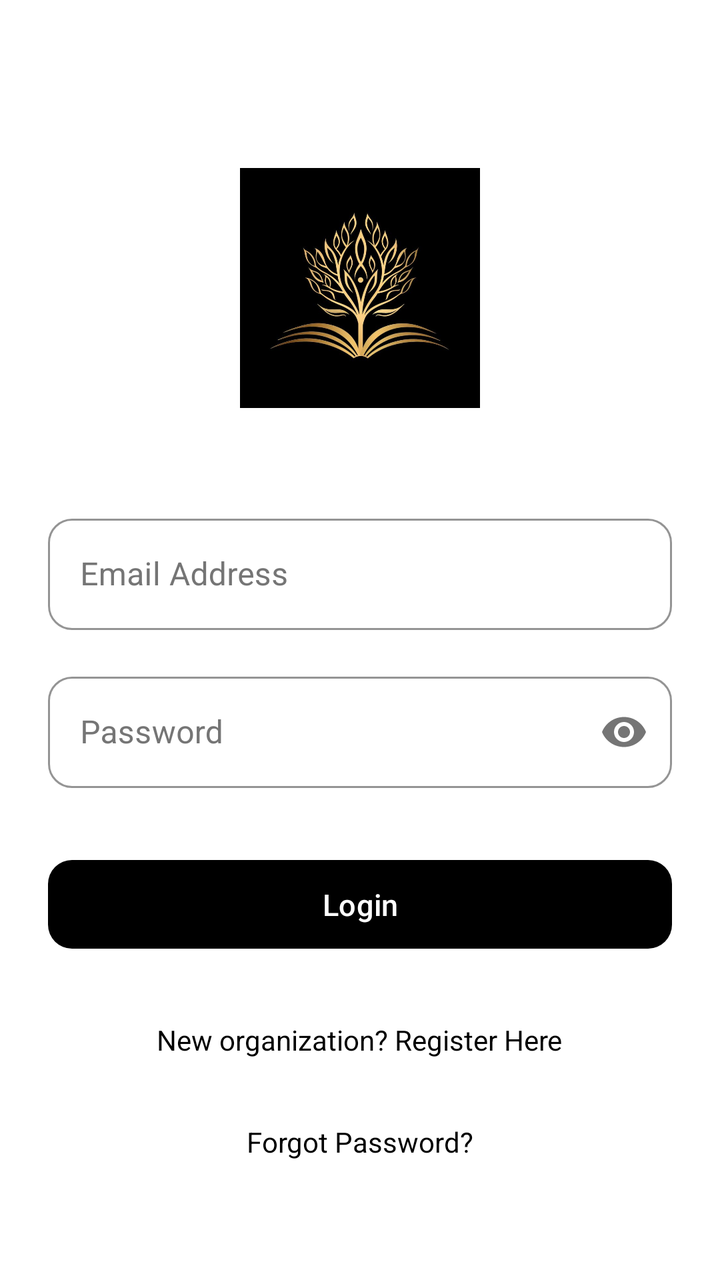
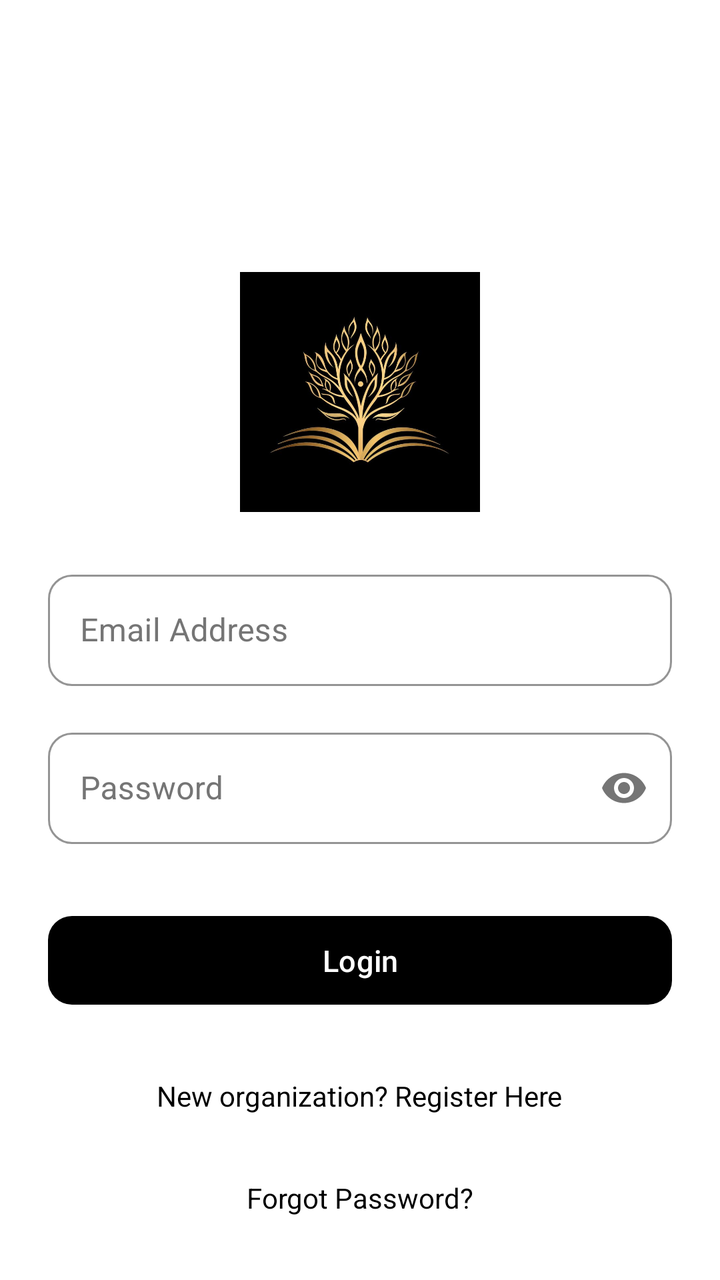

The first picture is an Android layout as it rendered before a commit; the second is the same layout after the commit. The layout source and the unified diff follow.
<!-- AndroidManifest.xml: application theme Theme.Madarsa_Attendance.PureMonochrome -->
<!-- res/layout/activity_login.xml -->
<?xml version="1.0" encoding="utf-8"?>
<androidx.coordinatorlayout.widget.CoordinatorLayout xmlns:android="http://schemas.android.com/apk/res/android"
    xmlns:app="http://schemas.android.com/apk/res-auto"
    xmlns:tools="http://schemas.android.com/tools"
    android:layout_width="match_parent"
    android:layout_height="match_parent"
    android:fitsSystemWindows="true"
    android:background="?attr/colorSurface"
    tools:context=".LoginActivity">

    <com.google.android.material.appbar.AppBarLayout
        android:layout_width="match_parent"
        android:layout_height="wrap_content"
        android:fitsSystemWindows="true"
        app:liftOnScroll="true" />

    <androidx.core.widget.NestedScrollView
        android:layout_width="match_parent"
        android:layout_height="match_parent"
        app:layout_behavior="@string/appbar_scrolling_view_behavior">

        <LinearLayout
            android:layout_width="match_parent"
            android:layout_height="wrap_content"
            android:orientation="vertical"
            android:padding="24dp"
            android:gravity="center_horizontal">

            <ImageView
                android:layout_width="120dp"
                android:layout_height="120dp"
                android:layout_marginTop="60dp"
                android:src="@drawable/logo"
                android:layout_marginBottom="24dp"
                android:contentDescription="App Logo" />

            
            <com.google.android.material.button.MaterialButtonToggleGroup
                android:id="@+id/toggleLoginAs"
                android:layout_width="wrap_content"
                android:layout_height="wrap_content"
                android:layout_marginBottom="24dp"
                app:singleSelection="true"
                app:checkedButton="@id/btnLoginAsAdmin">

                <Button
                    android:id="@+id/btnLoginAsAdmin"
                    style="?attr/materialButtonOutlinedStyle"
                    android:layout_width="wrap_content"
                    android:layout_height="wrap_content"
                    android:text="Admin" />

                <Button
                    android:id="@+id/btnLoginAsTeacher"
                    style="?attr/materialButtonOutlinedStyle"
                    android:layout_width="wrap_content"
                    android:layout_height="wrap_content"
                    android:text="Teacher" />
            </com.google.android.material.button.MaterialButtonToggleGroup>

            <com.google.android.material.textfield.TextInputLayout
                android:id="@+id/tilLoginEmail"
                style="@style/Widget.App.TextInputLayout.PureMonochrome.Outlined"
                android:layout_width="match_parent"
                android:layout_height="wrap_content"
                android:hint="Email Address">

                <com.google.android.material.textfield.TextInputEditText
                    android:id="@+id/etLoginEmail"
                    android:layout_width="match_parent"
                    android:layout_height="wrap_content"
                    android:inputType="textEmailAddress"
                    android:maxLines="1"/>
            </com.google.android.material.textfield.TextInputLayout>

            <com.google.android.material.textfield.TextInputLayout
                android:id="@+id/tilLoginPassword"
                style="@style/Widget.App.TextInputLayout.PureMonochrome.Outlined"
                android:layout_width="match_parent"
                android:layout_height="wrap_content"
                android:layout_marginTop="16dp"
                android:hint="Password"
                app:endIconMode="password_toggle">

                <com.google.android.material.textfield.TextInputEditText
                    android:id="@+id/etLoginPassword"
                    android:layout_width="match_parent"
                    android:layout_height="wrap_content"
                    android:inputType="textPassword"
                    android:maxLines="1"/>
            </com.google.android.material.textfield.TextInputLayout>

            <FrameLayout
                android:layout_width="match_parent"
                android:layout_height="wrap_content"
                android:layout_marginTop="32dp">

                <com.google.android.material.button.MaterialButton
                    android:id="@+id/btnLogin"
                    style="?attr/materialButtonStyle"
                    android:layout_width="match_parent"
                    android:layout_height="wrap_content"
                    android:text="Login"
                    android:paddingVertical="12dp"/>

                <ProgressBar
                    android:id="@+id/progressBarLogin"
                    style="?android:attr/progressBarStyle"
                    android:layout_width="32dp"
                    android:layout_height="32dp"
                    android:layout_gravity="center"
                    android:elevation="8dp"
                    android:indeterminateTint="?attr/colorOnPrimary"
                    android:visibility="gone" />
            </FrameLayout>

            <TextView
                android:id="@+id/tvGoToRegisterOrg"
                android:layout_width="wrap_content"
                android:layout_height="wrap_content"
                android:text="New organization? Register Here"
                android:layout_marginTop="24dp"
                android:padding="8dp"
                android:textColor="?attr/colorPrimary"
                android:clickable="true"
                android:focusable="true"
                android:background="?attr/selectableItemBackground"/>

            <TextView
                android:id="@+id/tvForgotPassword"
                android:layout_width="wrap_content"
                android:layout_height="wrap_content"
                android:text="Forgot Password?"
                android:layout_marginTop="16dp"
                android:padding="8dp"
                android:textColor="?attr/colorPrimary"
                android:clickable="true"
                android:focusable="true"
                android:background="?attr/selectableItemBackground"/>

        </LinearLayout>
    </androidx.core.widget.NestedScrollView>
</androidx.coordinatorlayout.widget.CoordinatorLayout>
<!-- resources referenced by this layout -->
<resources>
  <style name="Theme.Madarsa_Attendance.PureMonochrome" parent="Base.Theme.Madarsa_Attendance.PureMonochrome" />
  <color name="mono_palette_grey_borders">#FFDCDCDC</color>
  <color name="mono_palette_grey_secondary_text">#FF757575</color>
  <color name="bw_theme_primary">@color/mono_palette_black</color>
  <color name="bw_theme_onPrimary">@color/mono_palette_white</color>
  <color name="mono_palette_grey_dark_text">#FF212121</color>
  <color name="mono_palette_white">#FFFFFFFF</color>
  <color name="mono_palette_background_subtle_variant">#FFF0F0F0</color>
  <color name="mono_palette_grey_primary_text">#FF212121</color>
  <color name="mono_palette_grey_medium_text">#9E9E9E</color>
  <color name="mono_palette_black">#FF000000</color>
  <color name="bw_theme_error">@color/mono_palette_error</color>
  <color name="bw_theme_onError">@color/mono_palette_on_error</color>
  <color name="bw_theme_background">@color/mono_palette_white</color>
  <color name="bw_theme_onBackground">@color/mono_palette_grey_primary_text</color>
  <color name="bw_theme_surface">@color/mono_palette_white</color>
  <color name="bw_theme_onSurface">@color/mono_palette_grey_primary_text</color>
  <color name="bw_theme_surface_variant">@color/mono_palette_background_subtle</color>
  <color name="bw_theme_onSurfaceVariant">@color/mono_palette_grey_secondary_text</color>
  <color name="bw_theme_outline">@color/mono_palette_grey_borders</color>
  <style name="TextAppearance.App.PureMonochrome.TitleLarge" parent="TextAppearance.Material3.TitleLarge">
              <item name="android:textColor">?attr/colorOnSurface</item>
              <item name="fontFamily">sans-serif-medium</item>
          </style>
  <style name="TextAppearance.App.PureMonochrome.BodyLarge" parent="TextAppearance.Material3.BodyLarge">
              <item name="android:textColor">?attr/colorOnSurfaceVariant</item>
              <item name="fontFamily">sans-serif</item>
          </style>
  <style name="TextAppearance.App.PureMonochrome.BodyMedium" parent="TextAppearance.Material3.BodyMedium">
              <item name="android:textColor">?attr/colorOnSurfaceVariant</item>
              <item name="fontFamily">sans-serif</item>
          </style>
  <style name="TextAppearance.App.PureMonochrome.LabelLarge" parent="TextAppearance.Material3.LabelLarge">
              <item name="android:textColor">?attr/colorPrimary</item>
          </style>
  <style name="TextAppearance.App.PureMonochrome.Caption" parent="TextAppearance.Material3.ActionBar.Subtitle">
              <item name="android:textColor">?attr/colorOnSurfaceVariant</item>
              <item name="fontFamily">sans-serif</item>
          </style>
  <style name="Widget.App.Button.Dialog.PureMonochrome.Positive" parent="Widget.Material3.Button.TextButton.Dialog">
              <item name="android:textColor">@color/bw_theme_primary</item>
          </style>
  <style name="Widget.App.Button.Dialog.PureMonochrome.Negative" parent="Widget.Material3.Button.TextButton.Dialog">
              <item name="android:textColor">@color/mono_palette_grey_secondary_text</item>
          </style>
  <style name="Widget.App.Button.Dialog.PureMonochrome.Neutral" parent="Widget.Material3.Button.TextButton.Dialog">
              <item name="android:textColor">@color/mono_palette_grey_secondary_text</item>
          </style>
  <color name="mono_palette_error">#B00020</color>
  <color name="mono_palette_on_error">#FFFFFFFF</color>
  <color name="mono_palette_background_subtle">#F5F5F5</color>
  <color name="bw_ripple_color">#1F000000</color>
  <style name="MaterialAlertDialog.App.Title.Text.Monochrome" parent="MaterialAlertDialog.Material3.Title.Text">
              <item name="android:textColor">@color/bw_theme_onSurface</item>
          </style>
  <style name="MaterialAlertDialog.App.Body.Text.Monochrome" parent="MaterialAlertDialog.Material3.Body.Text">
              <item name="android:textColor">@color/mono_palette_grey_secondary_text</item>
          </style>
  <!-- unchanged entries left out for length: 9 -->
</resources>

<!-- the commit's change to res/layout/activity_login.xml (unified diff, before → after) -->
@@ -24,6 +24,7 @@
             android:layout_height="wrap_content"
             android:orientation="vertical"
             android:padding="24dp"
+            android:layout_marginTop="52dp"
             android:gravity="center_horizontal">
 
             <ImageView
@@ -35,28 +36,8 @@
                 android:contentDescription="App Logo" />
 
             
-            <com.google.android.material.button.MaterialButtonToggleGroup
-                android:id="@+id/toggleLoginAs"
-                android:layout_width="wrap_content"
-                android:layout_height="wrap_content"
-                android:layout_marginBottom="24dp"
-                app:singleSelection="true"
-                app:checkedButton="@id/btnLoginAsAdmin">
-
-                <Button
-                    android:id="@+id/btnLoginAsAdmin"
-                    style="?attr/materialButtonOutlinedStyle"
-                    android:layout_width="wrap_content"
-                    android:layout_height="wrap_content"
-                    android:text="Admin" />
-
-                <Button
-                    android:id="@+id/btnLoginAsTeacher"
-                    style="?attr/materialButtonOutlinedStyle"
-                    android:layout_width="wrap_content"
-                    android:layout_height="wrap_content"
-                    android:text="Teacher" />
-            </com.google.android.material.button.MaterialButtonToggleGroup>
+            
+            
 
             <com.google.android.material.textfield.TextInputLayout
                 android:id="@+id/tilLoginEmail"
